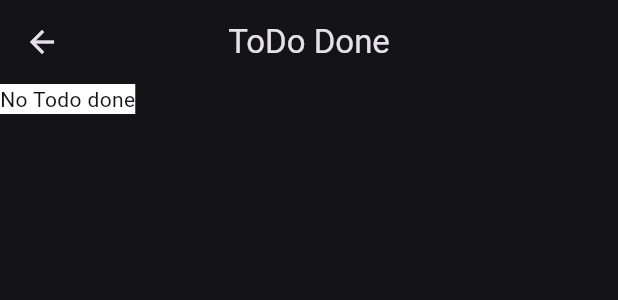
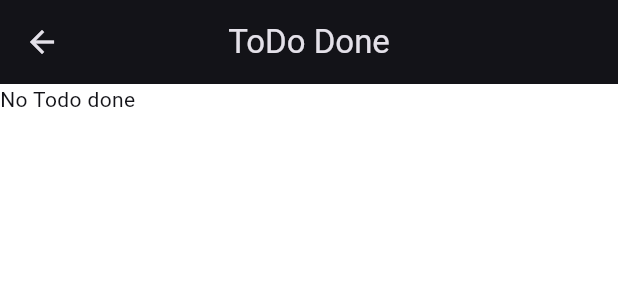
Before and after one commit to badri784/todo_list, a Flutter app: the DrawerWidget widget shown alone on an empty page, opened directly with empty values, after a tap on "Done Todo", on a phone screen of 412 x 824 dp. Shown: the top 300 px of the screen. Run offline on Flutter 3.47's test engine with Material 3 defaults, Android fonts, the phone set to English and light mode, and no system bars.

Commit message:
fix todo done

```diff
--- a/lib/screens/home.dart
+++ b/lib/screens/home.dart
@@ -3,7 +3,7 @@ import 'dart:developer';
 import 'package:flutter/material.dart';
 import 'package:intl/intl.dart';
 import '../model/model.dart';
-import '../listview.dart';
+import '../widget/listview.dart';
 import '../widget/drawer.dart';
 
 class Home extends StatefulWidget {
--- a/lib/screens/open_todo.dart
+++ b/lib/screens/open_todo.dart
@@ -18,7 +18,7 @@ class OpenTodo extends StatelessWidget {
           overflow: TextOverflow.ellipsis,
           textAlign: TextAlign.center,
         ),
-        backgroundColor: Theme.of(context).colorScheme.primary,
+        backgroundColor: Theme.of(context).colorScheme.surface,
         centerTitle: true,
       ),
       body: Container(
--- a/lib/screens/todo_done.dart
+++ b/lib/screens/todo_done.dart
@@ -1,5 +1,5 @@
 import 'package:flutter/material.dart';
-import 'package:todo_list/model/model.dart';
+import '../model/model.dart';
 
 class ToDoDone extends StatelessWidget {
   const ToDoDone({super.key, required this.tododone});
@@ -24,6 +24,8 @@ class ToDoDone extends StatelessWidget {
           tododone.isEmpty
               ? Container(
                 color: Colors.white,
+                width: double.infinity,
+                height: double.infinity,
                 child: Text(
                   "No Todo done",
                   style: TextStyle(
@@ -36,9 +38,7 @@ class ToDoDone extends StatelessWidget {
                   ...tododone.map(
                     (item) => Text(
                       item.titel.toString(),
-                      style: TextStyle(
-                        color: Theme.of(context).colorScheme.surface,
-                      ),
+                      style: const TextStyle(color: Colors.white),
                     ),
                   ),
                 ],
--- a/lib/widget/drawer.dart
+++ b/lib/widget/drawer.dart
@@ -59,7 +59,7 @@ class _DrawerWidgetState extends State<DrawerWidget> {
                   builder: (context) => ToDoDone(tododone: donelist),
                 ),
               );
-              log(donelist.toString());
+              log(donelist.isNotEmpty.toString());
             },
           ),
         ],
--- a/lib/listview.dart
+++ b/lib/widget/listview.dart
@@ -1,7 +1,7 @@
 import 'package:flutter/material.dart';
 import 'package:todo_list/screens/edit_screen.dart';
 import 'package:todo_list/screens/open_todo.dart';
-import 'model/model.dart';
+import '../model/model.dart';
 import 'package:intl/intl.dart';
 
 class Listview extends StatefulWidget {
```
